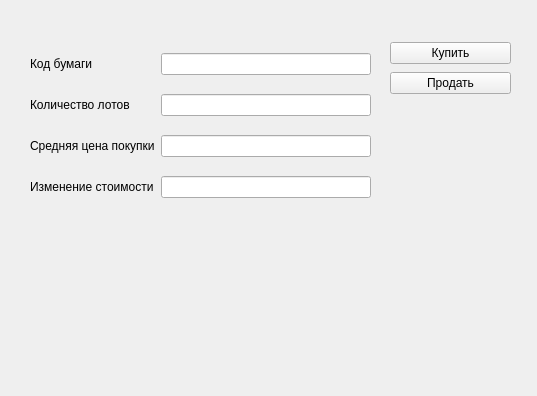
ToksichniyDed/SperInvest, file client/Client_App/exch.ui: the form before one commit.
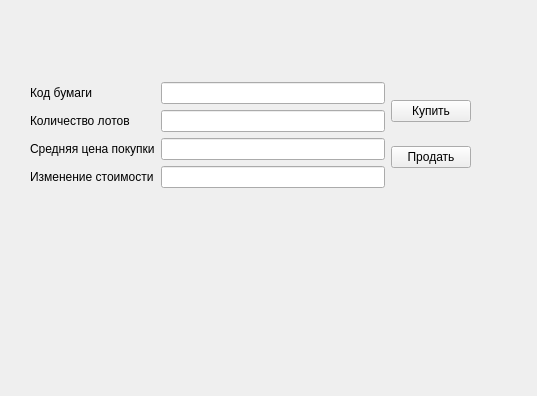
The form after the commit.

What changed in the file:
```diff
--- a/client/Client_App/exch.ui
+++ b/client/Client_App/exch.ui
@@ -19,15 +19,17 @@
   <property name="windowTitle">
    <string>Form</string>
   </property>
-  <widget class="QWidget" name="layoutWidget">
+  <widget class="QWidget" name="">
    <property name="geometry">
     <rect>
      <x>30</x>
      <y>40</y>
-     <width>341</width>
-     <height>171</height>
+     <width>441</width>
+     <height>191</height>
     </rect>
    </property>
+   <layout class="QGridLayout" name="gridLayout_2">
+    <item row="0" column="0">
    <layout class="QGridLayout" name="gridLayout">
     <item row="0" column="1">
      <widget class="QLineEdit" name="SECID">
@@ -86,16 +88,8 @@
      </widget>
     </item>
    </layout>
-  </widget>
-  <widget class="QWidget" name="layoutWidget">
-   <property name="geometry">
-    <rect>
-     <x>390</x>
-     <y>40</y>
-     <width>121</width>
-     <height>56</height>
-    </rect>
-   </property>
+    </item>
+    <item row="0" column="1">
    <layout class="QVBoxLayout" name="verticalLayout">
     <item>
      <widget class="QPushButton" name="buy">
@@ -110,6 +104,8 @@
        <string>Продать</string>
       </property>
      </widget>
+      </item>
+     </layout>
     </item>
    </layout>
   </widget>
```
Lines whose indentation alone changed are shown as unchanged.
